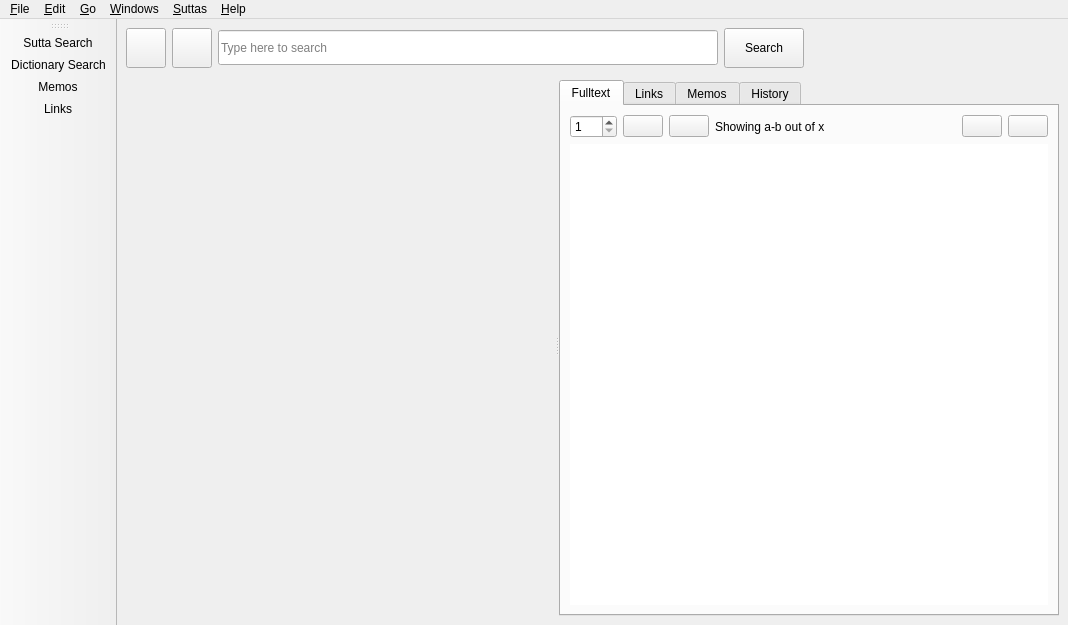
First picture: the form in simsapa/assets/ui/sutta_search_window.ui, repository simsapa/simsapa, before the edit.
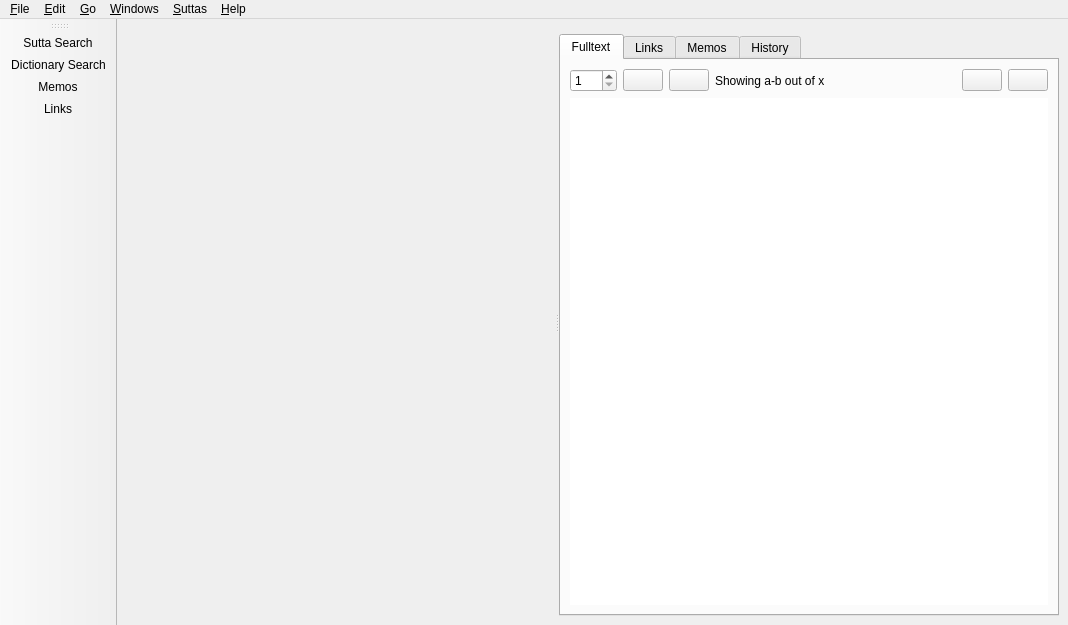
Second picture: the form after the edit. Icons and pictures are not drawn.

Commit message: three panel sutta study window

```diff
--- a/simsapa/assets/ui/sutta_search_window.ui
+++ b/simsapa/assets/ui/sutta_search_window.ui
@@ -28,122 +28,6 @@
         <property name="sizeConstraint">
          <enum>QLayout::SetMinimumSize</enum>
         </property>
-        <item>
-         <widget class="QPushButton" name="back_recent_button">
-          <property name="sizePolicy">
-           <sizepolicy hsizetype="Fixed" vsizetype="Fixed">
-            <horstretch>0</horstretch>
-            <verstretch>0</verstretch>
-           </sizepolicy>
-          </property>
-          <property name="minimumSize">
-           <size>
-            <width>40</width>
-            <height>40</height>
-           </size>
-          </property>
-          <property name="toolTip">
-           <string>Back in History</string>
-          </property>
-          <property name="text">
-           <string/>
-          </property>
-          <property name="icon">
-           <iconset resource="../icons.qrc">
-            <normaloff>:/arrow-left</normaloff>:/arrow-left</iconset>
-          </property>
-         </widget>
-        </item>
-        <item>
-         <widget class="QPushButton" name="forward_recent_button">
-          <property name="sizePolicy">
-           <sizepolicy hsizetype="Fixed" vsizetype="Fixed">
-            <horstretch>0</horstretch>
-            <verstretch>0</verstretch>
-           </sizepolicy>
-          </property>
-          <property name="minimumSize">
-           <size>
-            <width>40</width>
-            <height>40</height>
-           </size>
-          </property>
-          <property name="toolTip">
-           <string>Forward in History</string>
-          </property>
-          <property name="text">
-           <string/>
-          </property>
-          <property name="icon">
-           <iconset resource="../icons.qrc">
-            <normaloff>:/arrow-right</normaloff>:/arrow-right</iconset>
-          </property>
-         </widget>
-        </item>
-        <item>
-         <widget class="QLineEdit" name="search_input">
-          <property name="sizePolicy">
-           <sizepolicy hsizetype="Fixed" vsizetype="Fixed">
-            <horstretch>0</horstretch>
-            <verstretch>0</verstretch>
-           </sizepolicy>
-          </property>
-          <property name="minimumSize">
-           <size>
-            <width>500</width>
-            <height>35</height>
-           </size>
-          </property>
-          <property name="placeholderText">
-           <string>Type here to search</string>
-          </property>
-          <property name="clearButtonEnabled">
-           <bool>true</bool>
-          </property>
-         </widget>
-        </item>
-        <item>
-         <widget class="QPushButton" name="search_button">
-          <property name="sizePolicy">
-           <sizepolicy hsizetype="Fixed" vsizetype="Fixed">
-            <horstretch>0</horstretch>
-            <verstretch>0</verstretch>
-           </sizepolicy>
-          </property>
-          <property name="minimumSize">
-           <size>
-            <width>0</width>
-            <height>40</height>
-           </size>
-          </property>
-          <property name="toolTip">
-           <string>Search</string>
-          </property>
-          <property name="text">
-           <string>Search</string>
-          </property>
-          <property name="icon">
-           <iconset resource="../icons.qrc">
-            <normaloff>:/search</normaloff>:/search</iconset>
-          </property>
-         </widget>
-        </item>
-        <item>
-         <layout class="QHBoxLayout" name="search_extras"/>
-        </item>
-        <item>
-         <spacer name="horizontalSpacer_2">
-          <property name="orientation">
-           <enum>Qt::Horizontal</enum>
-          </property>
-          <property name="sizeHint" stdset="0">
-           <size>
-            <width>40</width>
-            <height>20</height>
-           </size>
-          </property>
-         </spacer>
-        </item>
        </layout>
       </item>
       <item>
```
Left out of the diff: 13 changed lines with no effect on the pictures. The commit also changes 13 other files.
